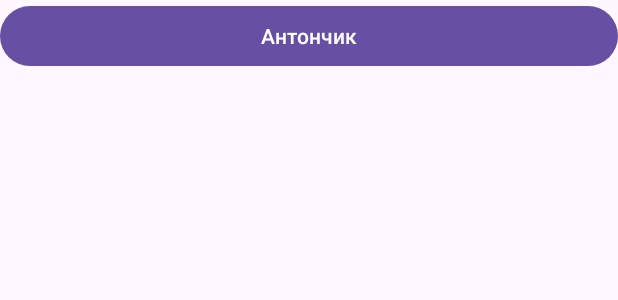
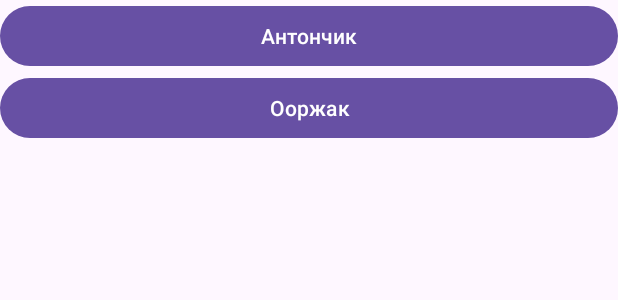
Before and after one commit to kostant/project_kmept, an Android app: the layout activity_main.xml on its own in the app's theme, with its tools: preview values and no code run, on a phone screen of 412 x 824 dp. Shown: the top 300 px of the screen. Run offline under Robolectric (Android 15) with nearby library versions, the phone set to English and light mode, and no system bars.

Commit message:
вельмакин титан

```diff
--- a/app/src/main/AndroidManifest.xml
+++ b/app/src/main/AndroidManifest.xml
@@ -22,7 +22,7 @@
             </intent-filter>
         </activity>
 
-        <activity android:name=".screens.AntonchikActivity"/>
+        <activity android:name=".screens.ArsenchikActivity"/>
     </application>
 
 </manifest>
--- a/app/src/main/java/com/example/projectkmept/MainActivity.kt
+++ b/app/src/main/java/com/example/projectkmept/MainActivity.kt
@@ -8,6 +8,7 @@ import androidx.appcompat.app.AppCompatActivity
 import androidx.core.view.ViewCompat
 import androidx.core.view.WindowInsetsCompat
 import com.example.projectkmept.screens.AntonchikActivity
+import com.example.projectkmept.screens.ArsenchikActivity
 
 class MainActivity : AppCompatActivity() {
     override fun onCreate(savedInstanceState: Bundle?) {
@@ -18,5 +19,9 @@ class MainActivity : AppCompatActivity() {
             val intent = Intent(this, AntonchikActivity::class.java)
             startActivity(intent)
         }
+        findViewById<Button>(R.id.oorzhakButton).setOnClickListener {
+            val intent = Intent(this, ArsenchikActivity::class.java)
+            startActivity(intent)
+        }
     }
 }
--- a/app/src/main/res/layout/activity_main.xml
+++ b/app/src/main/res/layout/activity_main.xml
@@ -18,6 +18,11 @@
             android:layout_height="wrap_content"
             android:text="Антончик"/>
 
+        <Button
+            android:id="@+id/oorzhakButton"
+            android:layout_width="match_parent"
+            android:layout_height="wrap_content"
+            android:text="Ооржак"/>
     </LinearLayout>
 
 </ScrollView>
```
Also changed, not shown: app/src/main/java/com/example/projectkmept/screens/ArsenchikActivity.kt (added, +12 -0 lines), app/src/main/res/layout/oorzhak.xml (added, +12 -0 lines).
